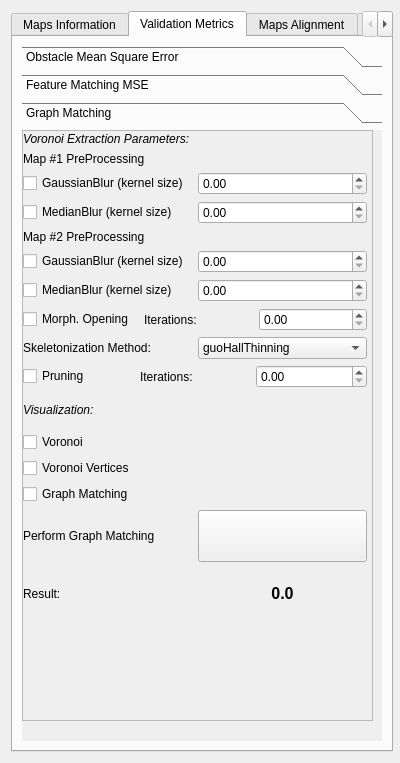
Before: the Qt Designer form ogm_gui/ui/validation.ui in MariosPro/thesis, drawn with Qt 5.
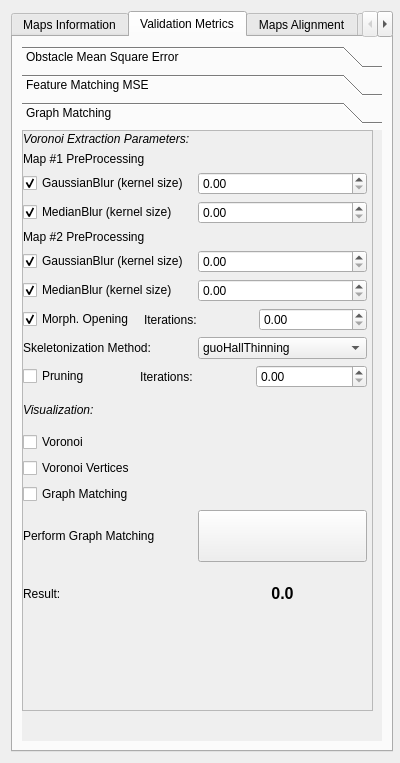
After: the same form once the commit is applied.

What changed in the file:
```diff
--- a/ogm_gui/ui/validation.ui
+++ b/ogm_gui/ui/validation.ui
@@ -839,7 +839,7 @@
              <x>0</x>
              <y>0</y>
              <width>351</width>
-             <height>591</height>
+             <height>581</height>
             </rect>
            </property>
            <property name="minimumSize">
@@ -857,7 +857,7 @@
               <x>0</x>
               <y>0</y>
               <width>349</width>
-              <height>589</height>
+              <height>579</height>
              </rect>
             </property>
             <widget class="QWidget" name="layoutWidget">
@@ -897,9 +897,15 @@
                    <layout class="QHBoxLayout" name="horizontalLayout_9">
                     <item>
                      <widget class="QCheckBox" name="gaussianBlurCheckBox1_2">
+                      <property name="enabled">
+                       <bool>true</bool>
+                      </property>
                       <property name="text">
                        <string>GaussianBlur (kernel size)</string>
                       </property>
+                      <property name="checked">
+                       <bool>true</bool>
+                      </property>
                      </widget>
                     </item>
                     <item>
@@ -914,6 +920,9 @@
                       <property name="text">
                        <string>MedianBlur (kernel size)</string>
                       </property>
+                      <property name="checked">
+                       <bool>true</bool>
+                      </property>
                      </widget>
                     </item>
                     <item>
@@ -935,6 +944,9 @@
                       <property name="text">
                        <string>GaussianBlur (kernel size)</string>
                       </property>
+                      <property name="checked">
+                       <bool>true</bool>
+                      </property>
                      </widget>
                     </item>
                     <item>
@@ -949,6 +961,9 @@
                       <property name="text">
                        <string>MedianBlur (kernel size)</string>
                       </property>
+                      <property name="checked">
+                       <bool>true</bool>
+                      </property>
                      </widget>
                     </item>
                     <item>
@@ -965,6 +980,9 @@
                     <property name="text">
                      <string>Morph. Opening </string>
                     </property>
+                    <property name="checked">
+                     <bool>true</bool>
+                    </property>
                    </widget>
                   </item>
                   <item>
```
Left out of the diff: 2 changed lines with no effect on the pictures.
